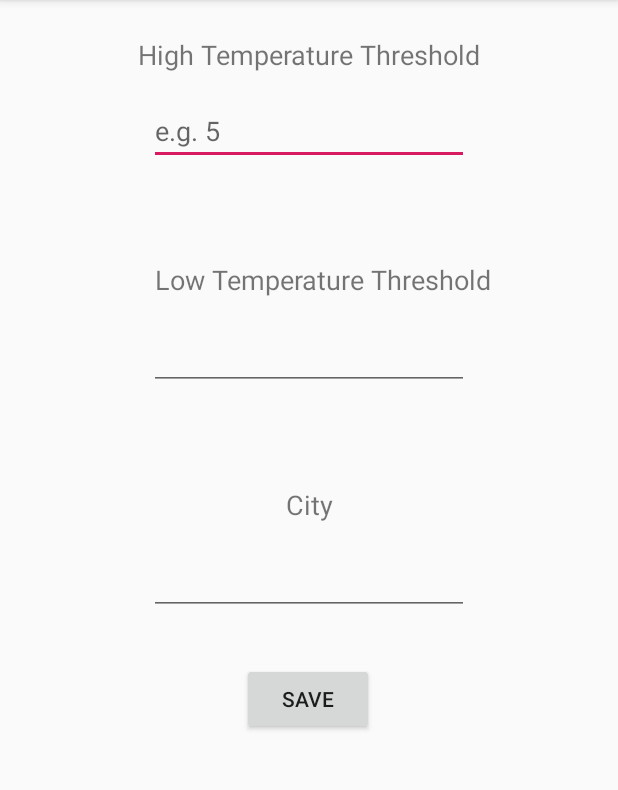
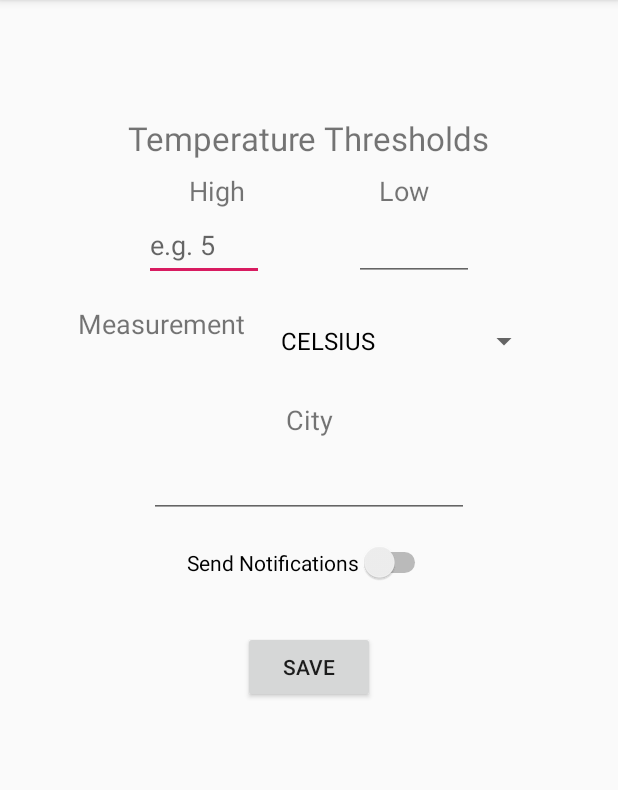
Before and after one commit to james2hey/TemperatureWatcher, an Android app: the screen it shows after launch (MainActivity), on a phone screen of 412 x 824 dp, the part 84-874 px from its top. Run offline under Robolectric (Android 15) with nearby library versions, the phone set to English and light mode, and no system bars.

Commit message:
Setting up change in temps

```diff
--- a/app/src/main/java/me/jamestoohey/temperaturewatcher/MainActivity.kt
+++ b/app/src/main/java/me/jamestoohey/temperaturewatcher/MainActivity.kt
@@ -8,19 +8,24 @@ import android.content.Intent
 import androidx.appcompat.app.AppCompatActivity
 import android.os.Bundle
 import android.util.Log
-import android.widget.Button
-import android.widget.EditText
+import android.view.View
+import android.widget.*
 
-class MainActivity : AppCompatActivity() {
+class MainActivity : AppCompatActivity(), AdapterView.OnItemSelectedListener {
 
     private lateinit var highTempThresholdText: EditText
     private lateinit var lowTempThresholdText: EditText
     private lateinit var cityText: EditText
     private lateinit var saveButton: Button
+    private lateinit var notificationsSwitch: Switch
+    private lateinit var tempMeasurementSpinner: Spinner
 
     private var highTempThreshold = 18
     private var lowTempThreshold = 18
     private var city = "Auckland"
+    private var serviceIntent: Intent? = null
+    private var measurementType = TemperatureMeasurement.CELSIUS
+
 
     // If the given temperature changes above/below a threshold, send a notification.
 
@@ -32,6 +37,8 @@ class MainActivity : AppCompatActivity() {
         lowTempThresholdText = findViewById(R.id.low_temp_threshold)
         cityText = findViewById(R.id.city)
         saveButton = findViewById(R.id.save_button)
+        tempMeasurementSpinner = findViewById(R.id.spinner)
+        notificationsSwitch = findViewById(R.id.notificationsSwitch)
 
 
         saveButton.setOnClickListener {
@@ -44,29 +51,45 @@ class MainActivity : AppCompatActivity() {
             tempReading?.let {
                 Log.d("asdf", it.temp.toString())
             }
-
-
         }
 
         createNotificationChannel()
 
-        val serviceIntent = Intent(this, TempService::class.java)
-        serviceIntent.putExtra("highTempThreshold", highTempThreshold)
-        serviceIntent.putExtra("lowTempThreshold", lowTempThreshold)
-        startForegroundService(serviceIntent)
+        serviceIntent = Intent(this, TempService::class.java).apply {
+            putExtra("highTempThreshold", highTempThreshold)
+            putExtra("lowTempThreshold", lowTempThreshold)
+        }
+
+        val temperatureMeasurementItems = arrayOf(TemperatureMeasurement.CELSIUS, TemperatureMeasurement.FAHRENHEIT, TemperatureMeasurement.KELVIN)
+        val adapter = ArrayAdapter<TemperatureMeasurement>(this, R.layout.support_simple_spinner_dropdown_item, temperatureMeasurementItems)
+        tempMeasurementSpinner.adapter = adapter
+//
+//        tempMeasurementSpinner.onItemSelectedListener
+
+        notificationsSwitch.setOnCheckedChangeListener { _, isOn ->
+            if (isOn) startForegroundService(serviceIntent) else stopService(serviceIntent)
+        }
     }
 
     private fun createNotificationChannel() {
         val name = "Temperature Checker Notifications"
         val descriptionText = "Receive notifications that the current temperature has gone above/below your given threshold."
         val importance = NotificationManager.IMPORTANCE_HIGH
-        val channel = NotificationChannel(Notification.CATEGORY_ALARM, name, importance).apply {
+        val channel = NotificationChannel(Notification.CATEGORY_EVENT, name, importance).apply {
             description = descriptionText
         }
         val notificationManager: NotificationManager = getSystemService(Context.NOTIFICATION_SERVICE) as NotificationManager
         notificationManager.createNotificationChannel(channel)
     }
 
+    override fun onNothingSelected(p0: AdapterView<*>?) {}
+
+    override fun onItemSelected(parent: AdapterView<*>?, view: View?, position: Int, id: Long) {
+        parent?.let {
+            measurementType = it.getItemAtPosition(position) as TemperatureMeasurement
+            serviceIntent?.putExtra("measurementType", measurementType)
+        }
+    }
 
 
 }
--- a/app/src/main/java/me/jamestoohey/temperaturewatcher/TempAsyncTask.kt
+++ b/app/src/main/java/me/jamestoohey/temperaturewatcher/TempAsyncTask.kt
@@ -1,7 +1,6 @@
 package me.jamestoohey.temperaturewatcher
 
 import android.os.AsyncTask
-import android.util.Log
 import org.json.JSONObject
 import java.io.BufferedInputStream
 import java.net.URL
@@ -19,9 +18,8 @@ class TempAsyncTask: AsyncTask<URL, Void, TempReading?>() {
             val jsonString = BufferedInputStream(connection.inputStream).readBytes().toString(Charset.defaultCharset())
             val json = JSONObject(jsonString)
             val temp = json.getJSONObject("main").getInt("temp")
-            val feelsLike = json.getJSONObject("main").getInt("feels_like")
             val location = json.getString("name")
-            return TempReading(kelvinToCelsius(temp), kelvinToCelsius(feelsLike), location)
+            return TempReading(kelvinToCelsius(temp), location)
 
         } finally {
             connection.disconnect()
--- a/app/src/main/java/me/jamestoohey/temperaturewatcher/TempReading.kt
+++ b/app/src/main/java/me/jamestoohey/temperaturewatcher/TempReading.kt
@@ -1,3 +1,3 @@
 package me.jamestoohey.temperaturewatcher
 
-data class TempReading(val temp: Int, val feelsLike: Int, val location: String)
+data class TempReading(val temp: Int, val location: String)
--- a/app/src/main/java/me/jamestoohey/temperaturewatcher/TempService.kt
+++ b/app/src/main/java/me/jamestoohey/temperaturewatcher/TempService.kt
@@ -7,16 +7,20 @@ import android.content.Intent
 import android.os.Handler
 import android.os.IBinder
 import android.util.Log
-import androidx.core.app.NotificationManagerCompat
-import java.util.*
 
 
 class TempService: Service() {
     private lateinit var handler: Handler
     private val defaultInterval: Long = 10 * 1000 // todo make it every 60 seconds
     private var prevTemps: ArrayList<Int> = arrayListOf()
+    private val numOfPreviousReadings = 30
     private var highTempThreshold: Int? = null
     private var lowTempThreshold: Int? = null
+    private var measurementType: TemperatureMeasurement = TemperatureMeasurement.CELSIUS
+
+    fun setMeasurementType(type: TemperatureMeasurement) {
+        measurementType = type
+    }
 
     private val runnableService: Runnable = object : Runnable {
         override fun run() {
@@ -27,18 +31,17 @@ class TempService: Service() {
                 val currentTemp = it.temp
 
                 if (currentTemp < lowTempThreshold!! && prevTemps.all { t -> t >= lowTempThreshold!! }) {
-                    notify("Temperature has gone below your low threshold.")
+                    notify("Low Temperature","The temperature has gone below $lowTempThreshold degrees.")
 
                 } else if (currentTemp > highTempThreshold!! && prevTemps.all { t -> t <= highTempThreshold!!}) {
-                    notify("Temperature has gone above your high threshold.")
+                    notify("High Temperature","The temperature has gone above $highTempThreshold degrees.")
 
                 }
                 Log.d("asdf", currentTemp.toString())
 
                 prevTemps.add(currentTemp)
-                if (prevTemps.size > 10) prevTemps.remove(0)
+                if (prevTemps.size > numOfPreviousReadings) prevTemps.remove(0)
             }
-
 
             handler.postDelayed(this, defaultInterval)
         }
@@ -48,9 +51,8 @@ class TempService: Service() {
         intent?.extras?.let {
             highTempThreshold = it.getInt("highTempThreshold")
             lowTempThreshold = it.getInt("lowTempThreshold")
+
         }
-
-        becomeForegroundService()
         handler = Handler()
         handler.post(runnableService)
         return super.onStartCommand(intent, flags, startId)
@@ -60,40 +62,25 @@ class TempService: Service() {
         return null
     }
 
+
     override fun onDestroy() {
         handler.removeCallbacks(runnableService)
         stopSelf()
         super.onDestroy()
     }
 
-    private fun becomeForegroundService() {
+    private fun notify(title: String, message: String) {
         val intent = Intent(this, MainActivity::class.java).let {
             PendingIntent.getActivity(this, 0, it, 0)
         }
-
-        val notification = Notification.Builder(this, Notification.CATEGORY_ALARM).run {
-            setSmallIcon(R.drawable.ic_launcher_background)
-            setContentTitle("Temperature Watcher")
-            setContentText("Notifications for temperature.")
+        val notification = Notification.Builder(this, Notification.CATEGORY_EVENT).run {
+            setSmallIcon(R.drawable.ic_launcher_foreground)
+            setContentTitle(title)
+            setContentText(message)
             setContentIntent(intent)
             setAutoCancel(true)
             build()
         }
-
         startForeground(1, notification)
     }
-
-    private fun notify(message: String) {
-        val notification = Notification.Builder(this, Notification.CATEGORY_ALARM).run {
-            setSmallIcon(R.drawable.ic_launcher_background)
-            setContentTitle("Temperature Watcher")
-            setContentText(message)
-            setAutoCancel(true)
-        }
-
-        with(NotificationManagerCompat.from(this)) {
-            notify(1, notification.build())
-        }
-    }
-
 }
--- /dev/null
+++ b/app/src/main/java/me/jamestoohey/temperaturewatcher/TemperatureMeasurement.kt
@@ -0,0 +1,5 @@
+package me.jamestoohey.temperaturewatcher
+
+enum class TemperatureMeasurement {
+    CELSIUS, FAHRENHEIT, KELVIN,
+}
--- a/app/src/main/res/layout/activity_main.xml
+++ b/app/src/main/res/layout/activity_main.xml
@@ -6,78 +6,137 @@
     android:layout_height="match_parent"
     tools:context=".MainActivity">
 
+    <androidx.constraintlayout.widget.ConstraintLayout
+        android:layout_width="340dp"
+        android:layout_height="426dp"
+        android:layout_marginStart="16dp"
+        android:layout_marginTop="16dp"
+        android:layout_marginEnd="16dp"
+        app:layout_constraintBottom_toBottomOf="parent"
+        app:layout_constraintEnd_toEndOf="parent"
+        app:layout_constraintStart_toStartOf="parent"
+        app:layout_constraintTop_toTopOf="parent"
+        app:layout_constraintVertical_bias="0.13999999">
+
         <TextView
             android:id="@+id/textView"
             android:layout_width="wrap_content"
             android:layout_height="wrap_content"
-        android:layout_marginTop="24dp"
-        android:text="High Temperature Threshold"
-        android:textSize="18sp"
+            android:layout_marginTop="16dp"
+            android:text="Temperature Thresholds"
+            android:textSize="22sp"
             app:layout_constraintEnd_toEndOf="parent"
             app:layout_constraintHorizontal_bias="0.5"
             app:layout_constraintStart_toStartOf="parent"
             app:layout_constraintTop_toTopOf="parent" />
 
+        <EditText
+            android:id="@+id/high_temp_threshold"
+            android:layout_width="80dp"
+            android:layout_height="48dp"
+            android:ems="10"
+            android:hint="e.g. 5"
+            android:inputType="textPersonName"
+            app:layout_constraintEnd_toStartOf="@+id/low_temp_threshold"
+            app:layout_constraintHorizontal_bias="0.5"
+            app:layout_constraintStart_toStartOf="parent"
+            app:layout_constraintTop_toBottomOf="@+id/textView2" />
+
+        <TextView
+            android:id="@+id/textView2"
+            android:layout_width="wrap_content"
+            android:layout_height="wrap_content"
+            android:layout_marginTop="8dp"
+            android:text="High"
+            android:textSize="18sp"
+            app:layout_constraintEnd_toStartOf="@+id/textView3"
+            app:layout_constraintHorizontal_bias="0.5"
+            app:layout_constraintStart_toStartOf="parent"
+            app:layout_constraintTop_toBottomOf="@+id/textView" />
+
+        <TextView
+            android:id="@+id/textView4"
+            android:layout_width="wrap_content"
+            android:layout_height="wrap_content"
+            android:layout_marginStart="16dp"
+            android:layout_marginTop="16dp"
+            android:text="Measurement"
+            android:textSize="18sp"
+            app:layout_constraintEnd_toStartOf="@+id/spinner"
+            app:layout_constraintHorizontal_bias="0.5"
+            app:layout_constraintStart_toStartOf="parent"
+            app:layout_constraintTop_toBottomOf="@+id/high_temp_threshold" />
+
+        <Spinner
+            android:id="@+id/spinner"
+            android:layout_width="0dp"
+            android:layout_height="wrap_content"
+            android:layout_marginStart="16dp"
+            android:layout_marginTop="16dp"
+            android:layout_marginEnd="16dp"
+            app:layout_constraintEnd_toEndOf="parent"
+            app:layout_constraintHorizontal_bias="0.5"
+            app:layout_constraintStart_toEndOf="@+id/textView4"
+            app:layout_constraintTop_toBottomOf="@+id/low_temp_threshold" />
+
         <TextView
             android:id="@+id/textView3"
             android:layout_width="wrap_content"
             android:layout_height="wrap_content"
-        android:layout_marginTop="64dp"
-        android:text="Low Temperature Threshold"
+            android:layout_marginTop="8dp"
+            android:text="Low"
             android:textSize="18sp"
             app:layout_constraintEnd_toEndOf="parent"
-        app:layout_constraintHorizontal_bias="0.549"
-        app:layout_constraintStart_toStartOf="parent"
-        app:layout_constraintTop_toBottomOf="@+id/high_temp_threshold" />
+            app:layout_constraintHorizontal_bias="0.5"
+            app:layout_constraintStart_toEndOf="@+id/textView2"
+            app:layout_constraintTop_toBottomOf="@+id/textView" />
+
+        <EditText
+            android:id="@+id/low_temp_threshold"
+            android:layout_width="80dp"
+            android:layout_height="48dp"
+            android:ems="10"
+            android:inputType="textPersonName"
+            app:layout_constraintEnd_toEndOf="parent"
+            app:layout_constraintHorizontal_bias="0.5"
+            app:layout_constraintStart_toEndOf="@+id/high_temp_threshold"
+            app:layout_constraintTop_toBottomOf="@+id/textView3" />
 
         <TextView
             android:id="@+id/textView5"
             android:layout_width="wrap_content"
             android:layout_height="wrap_content"
-        android:layout_marginTop="64dp"
+            android:layout_marginTop="16dp"
             android:text="City"
             android:textSize="18sp"
             app:layout_constraintEnd_toEndOf="parent"
             app:layout_constraintHorizontal_bias="0.5"
             app:layout_constraintStart_toStartOf="parent"
-        app:layout_constraintTop_toBottomOf="@+id/low_temp_threshold" />
-
-    <EditText
-        android:id="@+id/high_temp_threshold"
-        android:layout_width="wrap_content"
-        android:layout_height="wrap_content"
-        android:layout_marginTop="16dp"
-        android:ems="10"
-        android:hint="e.g. 5"
-        android:inputType="textPersonName"
-        app:layout_constraintEnd_toEndOf="parent"
-        app:layout_constraintHorizontal_bias="0.5"
-        app:layout_constraintStart_toStartOf="parent"
-        app:layout_constraintTop_toBottomOf="@+id/textView" />
-
-    <EditText
-        android:id="@+id/low_temp_threshold"
-        android:layout_width="wrap_content"
-        android:layout_height="wrap_content"
-        android:layout_marginTop="16dp"
-        android:ems="10"
-        android:inputType="textPersonName"
-        app:layout_constraintEnd_toEndOf="parent"
-        app:layout_constraintHorizontal_bias="0.5"
-        app:layout_constraintStart_toStartOf="parent"
-        app:layout_constraintTop_toBottomOf="@+id/textView3" />
+            app:layout_constraintTop_toBottomOf="@+id/spinner" />
 
         <EditText
             android:id="@+id/city"
             android:layout_width="wrap_content"
             android:layout_height="wrap_content"
-        android:layout_marginTop="16dp"
+            android:layout_marginTop="8dp"
             android:ems="10"
             android:inputType="textPersonName"
             app:layout_constraintEnd_toEndOf="parent"
             app:layout_constraintHorizontal_bias="0.5"
             app:layout_constraintStart_toStartOf="parent"
             app:layout_constraintTop_toBottomOf="@+id/textView5" />
+
+        <Switch
+            android:id="@+id/notificationsSwitch"
+            android:layout_width="wrap_content"
+            android:layout_height="wrap_content"
+            android:layout_marginTop="16dp"
+            android:checked="false"
+            android:text="Send Notifications"
+            app:layout_constraintEnd_toEndOf="parent"
+            app:layout_constraintHorizontal_bias="0.5"
+            app:layout_constraintStart_toStartOf="parent"
+            app:layout_constraintTop_toBottomOf="@+id/city" />
 
         <Button
             android:id="@+id/save_button"
@@ -86,8 +145,10 @@
             android:layout_marginTop="32dp"
             android:text="Save"
             app:layout_constraintEnd_toEndOf="parent"
-        app:layout_constraintHorizontal_bias="0.498"
+            app:layout_constraintHorizontal_bias="0.5"
             app:layout_constraintStart_toStartOf="parent"
-        app:layout_constraintTop_toBottomOf="@+id/city" />
+            app:layout_constraintTop_toBottomOf="@+id/notificationsSwitch" />
 
     </androidx.constraintlayout.widget.ConstraintLayout>
+
+</androidx.constraintlayout.widget.ConstraintLayout>
```
Also changed, not shown: 1 other file. Lines whose indentation alone changed are shown as unchanged.
